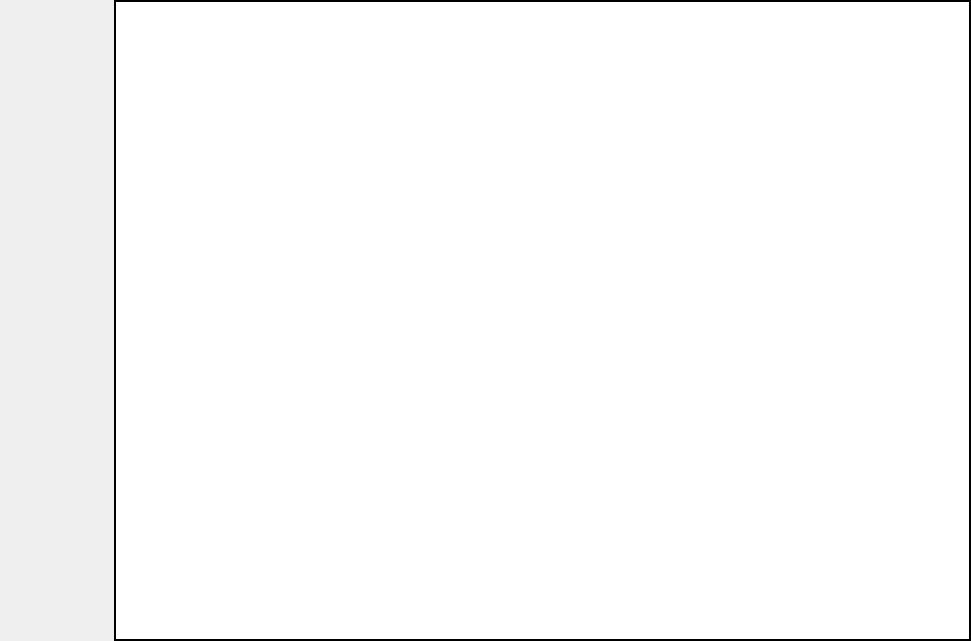
First picture: the form in Include/imtreportgui/CReportDocumentViewComp.ui, repository ImagingTools/ImtCore, before the edit.
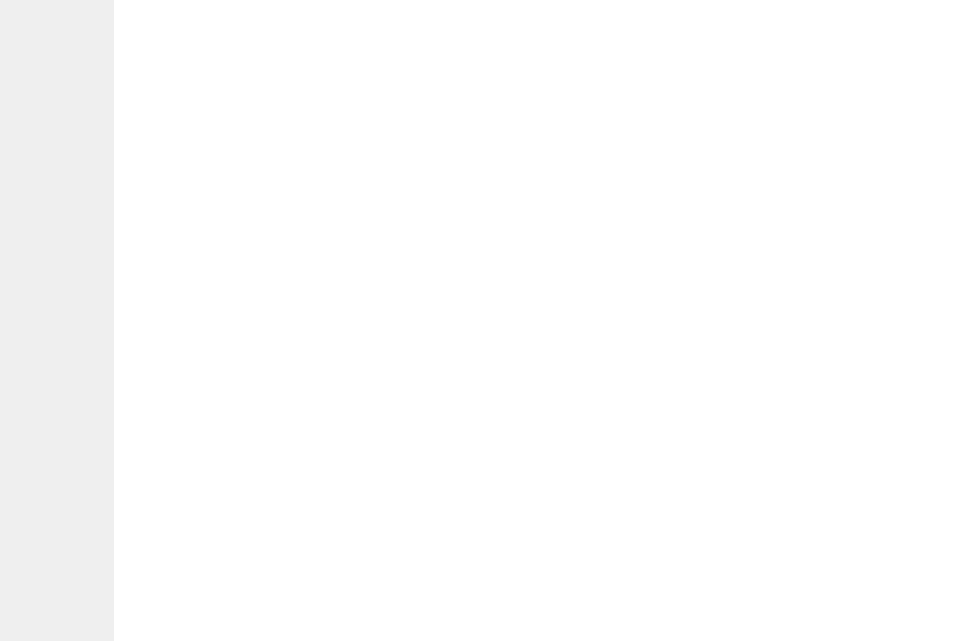
Second picture: the form after the edit.

Commit message: Report: next iteration

```diff
--- a/Include/imtreportgui/CReportDocumentViewComp.ui
+++ b/Include/imtreportgui/CReportDocumentViewComp.ui
@@ -188,20 +188,11 @@
         <item>
          <widget class="QGraphicsView" name="PageView">
           <property name="frameShape">
-           <enum>QFrame::Box</enum>
-          </property>
-          <property name="frameShadow">
-           <enum>QFrame::Plain</enum>
-          </property>
-          <property name="lineWidth">
-           <number>2</number>
+           <enum>QFrame::NoFrame</enum>
           </property>
           <property name="verticalScrollBarPolicy">
            <enum>Qt::ScrollBarAsNeeded</enum>
           </property>
-          <property name="alignment">
-           <set>Qt::AlignLeading|Qt::AlignLeft|Qt::AlignTop</set>
-          </property>
          </widget>
         </item>
        </layout>
```
The commit also changes 2 other files.
